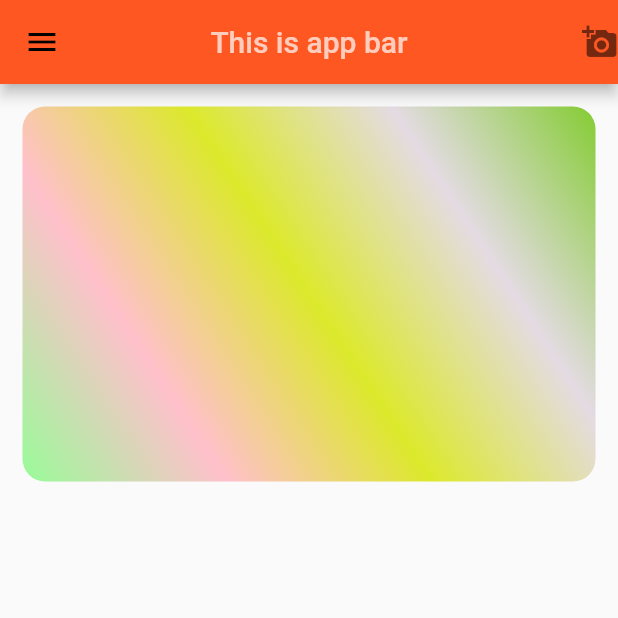
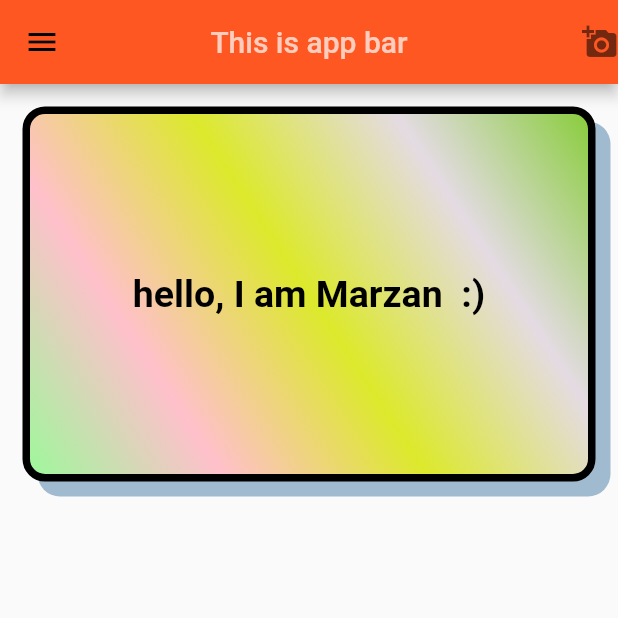
Before and after one commit to marzan999/Flutter_Practice, a Flutter app: the screen it shows after launch, on a phone screen of 412 x 824 dp, the top half of it. Run offline on Flutter 3.47's test engine with Material 2 defaults, Android fonts, the phone set to English and light mode, and no system bars.

```diff
--- a/day3/my_app/lib/home_page.dart
+++ b/day3/my_app/lib/home_page.dart
@@ -1,4 +1,4 @@
-import 'dart:ui';
+// ignore_for_file: prefer_const_constructors, prefer_const_literals_to_create_immutables
 
 import 'package:flutter/material.dart';
 
@@ -8,6 +8,7 @@ class HomePage extends StatelessWidget {
   @override
   Widget build(BuildContext context) {
     return Scaffold(
+      //backgroundColor: Color.fromARGB(218, 255, 255, 255),
       appBar: AppBar(
         backgroundColor: Colors.deepOrange,
         centerTitle: true,
@@ -27,21 +28,32 @@ class HomePage extends StatelessWidget {
         ],
       ),
       body: Container(
+        alignment: Alignment.center,
         margin: EdgeInsets.all(15),
         height: 250,
         decoration: BoxDecoration(
+          boxShadow: [
+            BoxShadow(
+                color: Color.fromARGB(255, 160, 187, 207),
+                offset: Offset(10, 10))
+          ],
+          border: Border.all(color: Colors.black, width: 5),
           borderRadius: BorderRadius.circular(15),
-            gradient: LinearGradient(
-              colors: [
+          gradient: LinearGradient(colors: [
             Color(0xff98FB98),
             Color(0xffFFC0CB),
             Color.fromARGB(255, 220, 233, 43),
             Color.fromARGB(255, 228, 219, 227),
             Color.fromARGB(255, 132, 204, 50),
-              ],
-              begin: Alignment.bottomLeft,
-              end: Alignment.topRight,
-            )),
+          ], begin: Alignment.bottomLeft, end: Alignment.topRight),
+        ),
+        child: Text(
+          'hello, I am Marzan  :)',
+          maxLines: 3,
+          overflow: TextOverflow.ellipsis,
+          style: TextStyle(
+              color: Colors.black, fontSize: 25, fontWeight: FontWeight.bold),
+        ),
       ),
     );
   }
--- a/day3/my_app/lib/main.dart
+++ b/day3/my_app/lib/main.dart
@@ -1,3 +1,5 @@
+// ignore_for_file: prefer_const_constructors
+
 import 'package:flutter/material.dart';
 import 'package:my_app/home_page.dart';
 
```
Lines whose indentation alone changed are shown as unchanged.
